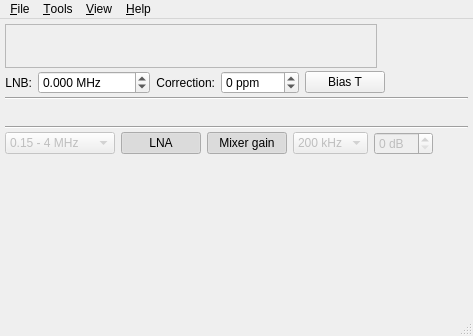
Old version of the form mainwindow.ui in the repository csete/qthid.
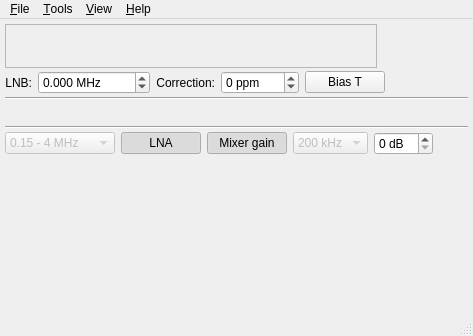
New version of the form. Icons and pictures are not drawn. Custom widgets are drawn as their Qt base class.

Commit message: Add support for IF gain.

Diff of the .ui file:
```diff
--- a/mainwindow.ui
+++ b/mainwindow.ui
@@ -405,7 +405,7 @@
       <item>
        <widget class="QSpinBox" name="ifGainSpinBox">
         <property name="enabled">
-         <bool>false</bool>
+         <bool>true</bool>
         </property>
         <property name="toolTip">
          <string>IF gain</string>
```
The commit also changes 2 other files.
